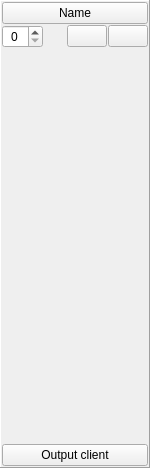
Qt form musecbox/gui/horizontal_track_widget.ui (Zen-Master-SoSo/musecbox) before a commit.
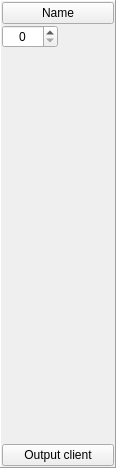
The same form after that commit.

```diff
--- a/musecbox/gui/horizontal_track_widget.ui
+++ b/musecbox/gui/horizontal_track_widget.ui
@@ -63,9 +63,6 @@
    <item>
     <layout class="QHBoxLayout" name="hzlo">
      <property name="spacing">
-      <number>1</number>
-     </property>
-     <property name="bottomMargin">
       <number>0</number>
      </property>
      <item>
@@ -88,49 +85,7 @@
       </widget>
      </item>
      <item>
-      <widget class="QWidget" name="led_placeholder" native="true">
-       <property name="sizePolicy">
-        <sizepolicy hsizetype="Fixed" vsizetype="Fixed">
-         <horstretch>0</horstretch>
-         <verstretch>0</verstretch>
-        </sizepolicy>
-       </property>
-       <property name="minimumSize">
-        <size>
-         <width>22</width>
-         <height>22</height>
-        </size>
-       </property>
-       <property name="maximumSize">
-        <size>
-         <width>22</width>
-         <height>22</height>
-        </size>
-       </property>
-      </widget>
-     </item>
-     <item>
-      <widget class="QPushButton" name="b_solo">
-       <property name="toolTip">
-        <string>Solo</string>
-       </property>
-       <property name="checkable">
-        <bool>true</bool>
-       </property>
-       <property name="checked">
-        <bool>false</bool>
-       </property>
-      </widget>
-     </item>
-     <item>
-      <widget class="QPushButton" name="b_mute">
-       <property name="toolTip">
-        <string>Mute</string>
-       </property>
-       <property name="checkable">
-        <bool>true</bool>
-       </property>
-      </widget>
+      <widget class="QFrame" name="frm_activity"/>
      </item>
     </layout>
    </item>
```
